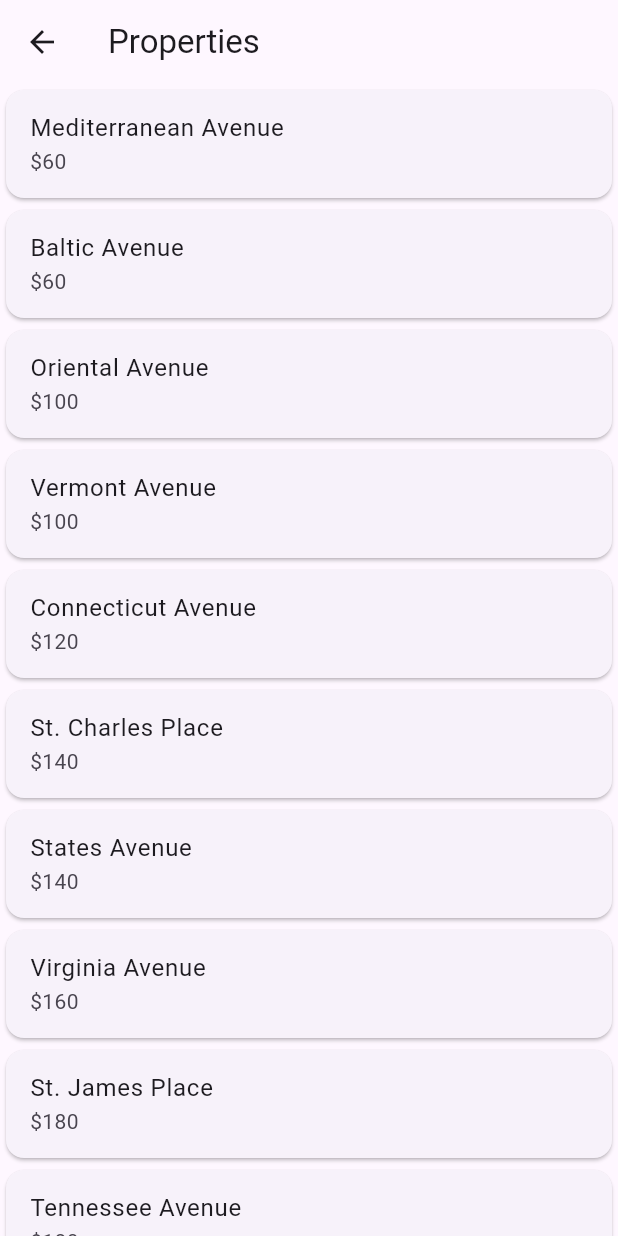
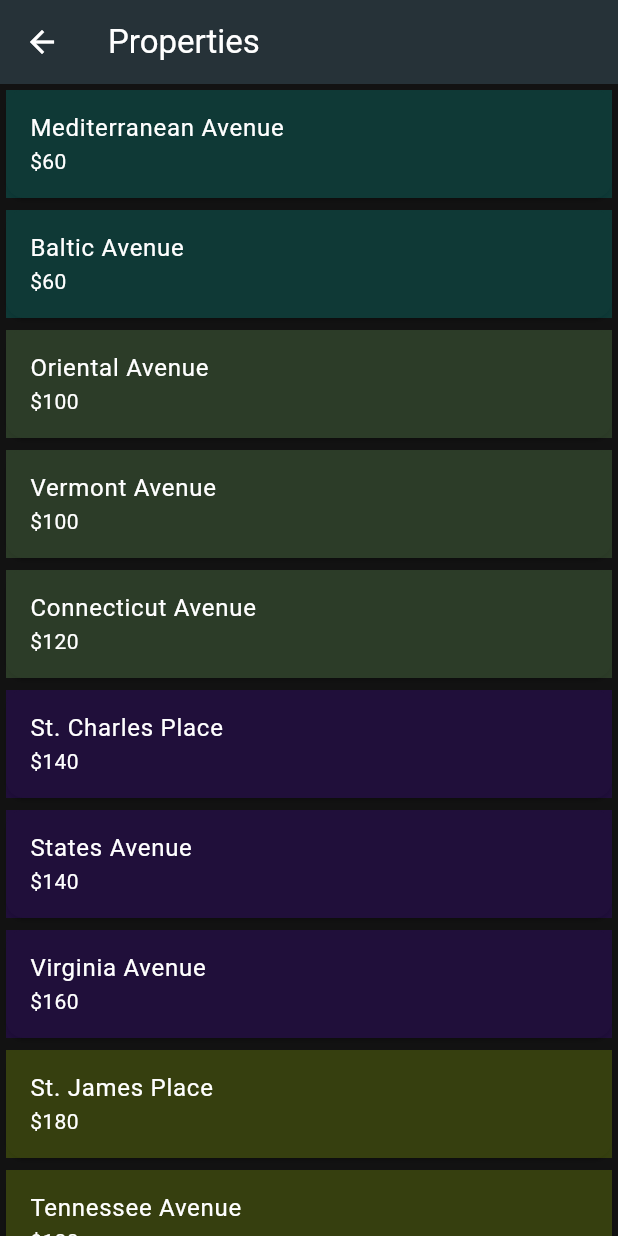
Before and after one commit to feherstefan/monopoly_tracker, a Flutter app: the screen it shows after launch, in the side drawer, after a tap on "Properties", on a phone screen of 412 x 824 dp. Run offline on Flutter 3.47's test engine with Material 3 defaults, Android fonts, the light colour scheme and no system bars.

Commit message:
added dark theme and color groups for the property

```diff
--- a/lib/main.dart
+++ b/lib/main.dart
@@ -19,15 +19,32 @@
 class MyApp extends StatelessWidget {
   const MyApp({super.key});
 
+
   @override
   Widget build(BuildContext context) {
-    // MaterialApp is the starting point of the material design app
     return MaterialApp(
       title: 'Monopoly Game Tracker',
-      theme: ThemeData(
+      // Dark theme settings
+      darkTheme: ThemeData(
+        brightness: Brightness.dark,
         primarySwatch: Colors.blue,
+        primaryColor: Colors.blue,
+        colorScheme: ColorScheme.dark(
+          primary: Colors.blue,
+          secondary: Colors.blueAccent, // Previously known as accentColor
+        ),
         visualDensity: VisualDensity.adaptivePlatformDensity,
+        appBarTheme: AppBarTheme(
+          color: Colors.blueGrey[900],
+          iconTheme: IconThemeData(color: Colors.white),
         ),
+        floatingActionButtonTheme: FloatingActionButtonThemeData(
+          backgroundColor: Colors.blueAccent,
+        ),
+        // Add other dark theme customizations here
+      ),
+      // Enforce dark theme
+      themeMode: ThemeMode.dark,
       home: const MyHomePage(),
     );
   }
@@ -103,12 +120,21 @@
     }
   }
 
-  // Function to handle buying houses on a property
+  // Function to handle buying houses or a hotel on a property
   void _buyHouse(Player player, Property property) {
     if (property.houseCost != null && player.money >= property.houseCost! && player.properties.contains(property)) {
       setState(() {
         player.money -= property.houseCost!;
-        // Here you might want to do something with the property, like add a house.
+
+        // Check if the property can still have houses added, or if it's time for a hotel
+        if (property.numberOfHouses < 4) {
+          // Add a house if less than 4 houses
+          property.numberOfHouses++;
+        } else if (property.numberOfHouses == 4) {
+          // Convert to a hotel if 4 houses already present
+          // Assuming the game logic that 4 houses = 1 hotel
+          property.numberOfHouses = 5; // 5 could signify a hotel
+        }
       });
     }
   }
--- a/lib/property_list.dart
+++ b/lib/property_list.dart
@@ -1,35 +1,44 @@
-// Importing necessary Flutter material package and Property class
 import 'package:flutter/material.dart';
 import 'property.dart';
+import 'dart:math';
 
-// PropertyList is a StatelessWidget for displaying a list of properties
 class PropertyList extends StatelessWidget {
-  // List of Property objects to display
   final List<Property> properties;
-  // Function to handle navigation when a property is tapped
   final Function(Property) onNavigate;
 
-  // Constructor with required properties list and onNavigate function
   const PropertyList({super.key, required this.properties, required this.onNavigate});
+
+
+Color _groupColor(String groupName) {
+  final hash = groupName.codeUnits.fold(0, (prev, element) => prev + element);
+  final random = Random(hash);
+  return Color.fromRGBO(
+    random.nextInt(256),
+    random.nextInt(256),
+    random.nextInt(256),
+    1,
+  );
+}
 
   @override
   Widget build(BuildContext context) {
-    // Scaffold provides the basic visual layout structure of the screen
+    // Step 3: Update PropertyList Widget
     return Scaffold(
       appBar: AppBar(
-        title: const Text('Properties'), // AppBar title
+        title: const Text('Properties'),
       ),
-      // ListView.builder creates a list of items from the properties list
       body: ListView.builder(
-        itemCount: properties.length, // Number of items in the list
+        itemCount: properties.length,
         itemBuilder: (context, index) {
-          // Each item is wrapped in a Card for a neater appearance
+          // Get color for the property group
+          Color groupColor = _groupColor(properties[index].group);
+
           return Card(
             child: ListTile(
-              title: Text(properties[index].name), // Property name displayed as the title
-              subtitle: Text('\$${properties[index].price}'), // Property price displayed as the subtitle
-              // onTap triggers the onNavigate function passing the selected property
+              title: Text(properties[index].name),
+              subtitle: Text('\$${properties[index].price}'),
               onTap: () => onNavigate(properties[index]),
+              tileColor: groupColor.withOpacity(0.2), // Apply group color with some transparency
             ),
           );
         },
```
Also changed, not shown: lib/property.dart (+17 -8 lines). Lines whose indentation alone changed are shown as unchanged.
